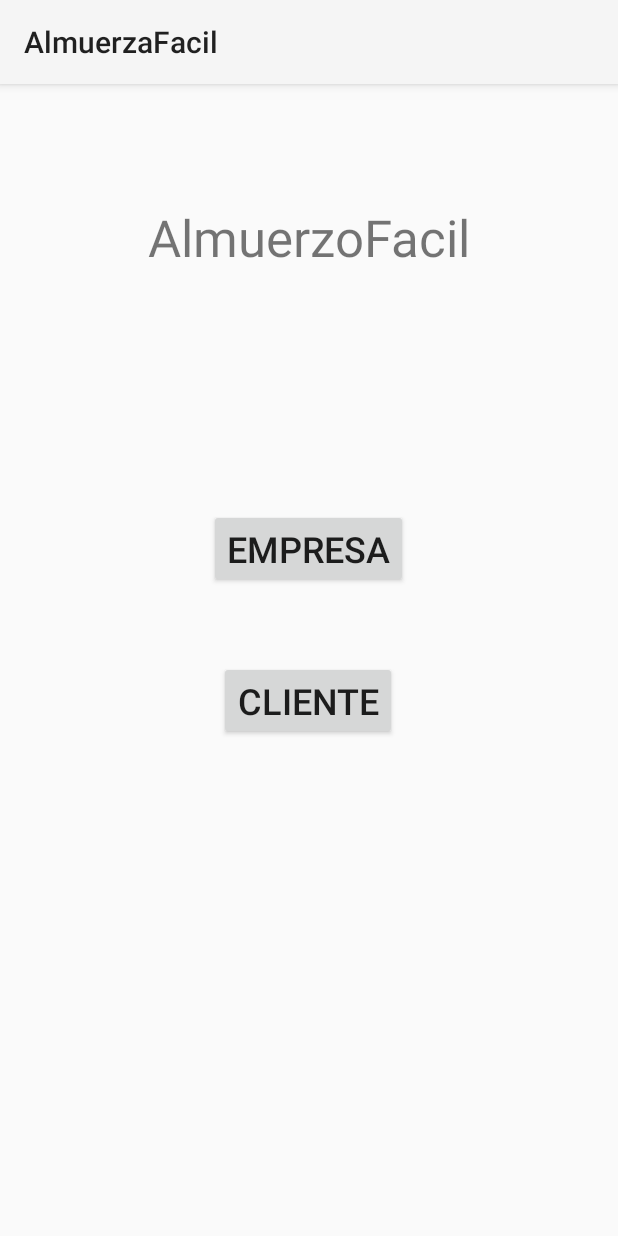
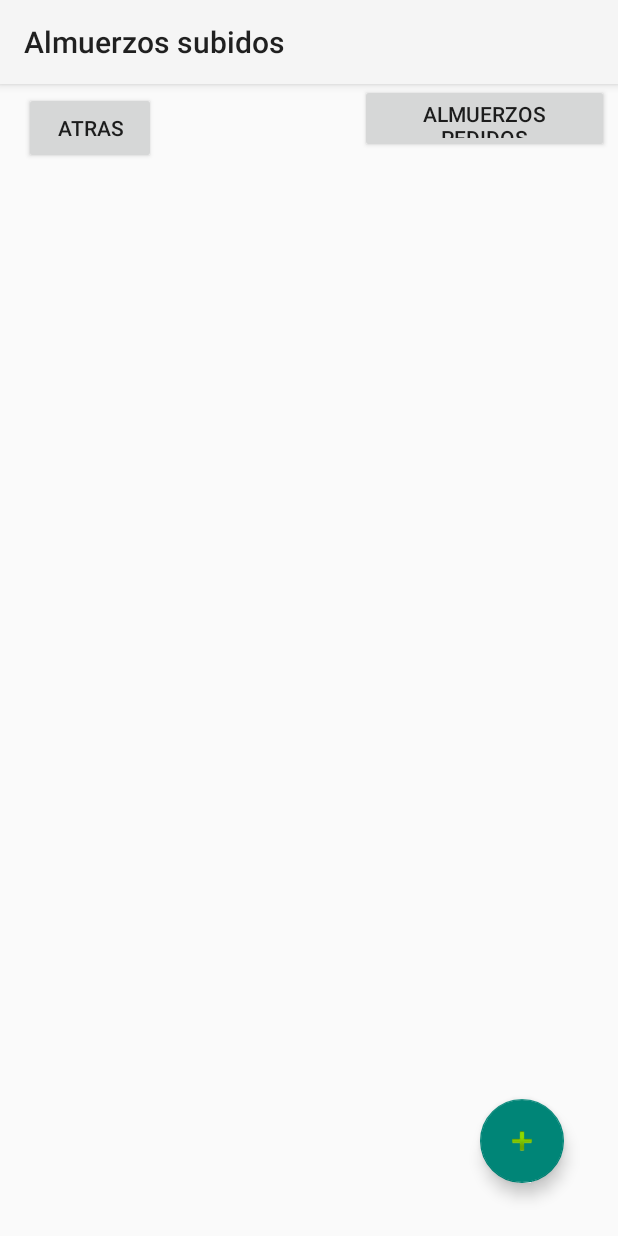
Before and after one commit to vdkaaa/AppIngSoft, an Android app built with Jetpack Compose: the AddFragment screen opened through its navigation route, after a tap on "ATRÁS", on a phone screen of 412 x 824 dp. Run offline under Robolectric (Android 15) with nearby library versions, the phone set to English and light mode, and no system bars; our stand-ins replace Firebase (no records; nobody signed in at launch, a user with empty details on screens opened directly), Picasso, navigation-ui; 2 other taps on this screen came first.

Commit message:
Update Ver almuerzos empresa

```diff
--- a/app/src/main/java/ghoststudios/app/almuerzafacil/AddFragment.kt
+++ b/app/src/main/java/ghoststudios/app/almuerzafacil/AddFragment.kt
@@ -47,7 +47,7 @@ class AddFragment : Fragment() {
             saveData()
         }
         binding.backBtn.setOnClickListener{
-            val intent = Intent(context, ProvisionalLogIn::class.java)
+            val intent = Intent(context, ListAlmuerzosEmpresa::class.java)
             startActivity(intent)
         }
 
@@ -96,6 +96,8 @@ class AddFragment : Fragment() {
                                 Toast.makeText(context, "data failed to store ", Toast.LENGTH_SHORT)
                                     .show()
                             }
+                            val intent = Intent(context, ListAlmuerzosEmpresa::class.java)
+                            startActivity(intent)
                         }
                     }
             }
--- a/app/src/main/java/ghoststudios/app/almuerzafacil/HomeFragment.kt
+++ b/app/src/main/java/ghoststudios/app/almuerzafacil/HomeFragment.kt
@@ -1,33 +1,109 @@
 package ghoststudios.app.almuerzafacil
 
+import android.content.Intent
 import android.os.Bundle
 import androidx.fragment.app.Fragment
 import android.view.LayoutInflater
 import android.view.View
 import android.view.ViewGroup
+import android.widget.Button
+import android.widget.Toast
+import androidx.appcompat.app.AlertDialog
 import androidx.navigation.fragment.findNavController
+import androidx.recyclerview.widget.LinearLayoutManager
+import androidx.recyclerview.widget.RecyclerView
+import com.google.firebase.database.DataSnapshot
+import com.google.firebase.database.DatabaseError
+import com.google.firebase.database.DatabaseReference
+import com.google.firebase.database.FirebaseDatabase
+import com.google.firebase.database.ValueEventListener
 import ghoststudios.app.almuerzafacil.databinding.FragmentHomeBinding
-
+import ghoststudios.app.almuerzafacil.ui.theme.Lunch
+import ghoststudios.app.almuerzafacil.ui.theme.LunchAdapterClass
 
 class HomeFragment : Fragment() {
 
-    private var _binding :FragmentHomeBinding? = null
-    private val binding get()= _binding!!
+    private var _binding: FragmentHomeBinding? = null
+    private val binding get() = _binding!!
+    private lateinit var firebaseRef: DatabaseReference
+    private lateinit var arrayOfLunches: ArrayList<Lunch>
+    private lateinit var adapter: LunchAdapterClass
 
     override fun onCreateView(
         inflater: LayoutInflater, container: ViewGroup?,
         savedInstanceState: Bundle?
     ): View {
+
         _binding = FragmentHomeBinding.inflate(inflater, container, false)
 
-        binding.btnAdd.setOnClickListener{
+        binding.btnAdd.setOnClickListener {
             findNavController().navigate(R.id.action_addFragment_to_homeFragment)
         }
 
+        firebaseRef = FirebaseDatabase.getInstance().getReference("lunches")
+        arrayOfLunches = arrayListOf()
+        ShowOrderUserLunches()
+        fetchData()
 
+        adapter = LunchAdapterClass(arrayOfLunches) { show -> showMenu(show) }
+
+        binding.recyclerViewAlmuerzosEmpresa.layoutManager = LinearLayoutManager(context)
+        binding.recyclerViewAlmuerzosEmpresa.adapter = adapter
+
+        binding.btnVolver.setOnClickListener {
+            val intent = Intent(context, ProvisionalLogIn::class.java)
+            startActivity(intent)
+        }
 
         return binding.root
     }
 
+    private fun showMenu(show: Boolean) {
+        // Implementar lógica para mostrar u ocultar menú si es necesario
+    }
 
+    fun orderLunches() {
+        val alertDialog = AlertDialog.Builder(requireContext())
+        alertDialog.setTitle("Agendar almuerzos")
+        alertDialog.setMessage("¿Quieres agendar estos almuerzos?")
+        alertDialog.setPositiveButton("Agendar") { _, _ ->
+            adapter.scheduleOrder(requireContext())
+        }
+        alertDialog.setNegativeButton("Cancelar") { _, _ -> }
+        alertDialog.show()
+    }
+
+    private fun fetchData() {
+        firebaseRef.addValueEventListener(object : ValueEventListener {
+            override fun onDataChange(snapshot: DataSnapshot) {
+                arrayOfLunches.clear()
+                if (snapshot.exists()) {
+                    for (lunchesSnap in snapshot.children) {
+                        val lunch = lunchesSnap.getValue(Lunch::class.java)
+                        if (lunch != null) {
+                            arrayOfLunches.add(lunch)
+                        }
+                    }
+                }
+                Toast.makeText(context, "Loading lunches: ${arrayOfLunches.size}", Toast.LENGTH_SHORT).show()
+                adapter.notifyDataSetChanged()
+            }
+
+            override fun onCancelled(error: DatabaseError) {
+                Toast.makeText(context, "Error: ${error.message}", Toast.LENGTH_SHORT).show()
+            }
+        })
+    }
+
+    fun ShowOrderUserLunches() {
+        binding.btnAlmuerzoPedidos.setOnClickListener {
+            val intent = Intent(context, LunchesUser::class.java)
+            startActivity(intent)
+        }
+    }
+
+    override fun onDestroyView() {
+        super.onDestroyView()
+        _binding = null
+    }
 }
--- a/app/src/main/res/layout/fragment_home.xml
+++ b/app/src/main/res/layout/fragment_home.xml
@@ -11,11 +11,51 @@
         android:id="@+id/btnAdd"
         android:layout_width="wrap_content"
         android:layout_height="wrap_content"
+        android:layout_marginStart="319dp"
         android:layout_marginEnd="36dp"
         android:layout_marginBottom="35dp"
         android:clickable="true"
         android:focusable="true"
         android:src="@android:drawable/ic_input_add"
         app:layout_constraintBottom_toBottomOf="parent"
-        app:layout_constraintEnd_toEndOf="parent" />
+        app:layout_constraintEnd_toEndOf="parent"
+        app:layout_constraintStart_toStartOf="parent" />
+
+    <androidx.recyclerview.widget.RecyclerView
+        android:id="@+id/recyclerViewAlmuerzosEmpresa"
+        android:layout_width="552dp"
+        android:layout_height="623dp"
+        android:layout_marginStart="1dp"
+        android:layout_marginTop="5dp"
+        android:layout_marginEnd="1dp"
+        android:layout_marginBottom="1dp"
+        app:layout_constraintBottom_toTopOf="@+id/btnAdd"
+        app:layout_constraintEnd_toEndOf="parent"
+        app:layout_constraintHorizontal_bias="0.0"
+        app:layout_constraintStart_toStartOf="parent"
+        app:layout_constraintTop_toBottomOf="@+id/btnAlmuerzoPedidos" />
+
+    <Button
+        android:id="@+id/btnAlmuerzoPedidos"
+        android:layout_width="166dp"
+        android:layout_height="46dp"
+        android:layout_marginStart="129dp"
+        android:layout_marginEnd="6dp"
+        android:layout_marginBottom="1dp"
+        android:text="Almuerzos Pedidos"
+        app:layout_constraintBottom_toTopOf="@+id/recyclerViewAlmuerzosEmpresa"
+        app:layout_constraintEnd_toEndOf="parent"
+        app:layout_constraintHorizontal_bias="1.0"
+        app:layout_constraintStart_toStartOf="parent"
+        app:layout_constraintTop_toTopOf="parent" />
+
+    <Button
+        android:id="@+id/btnVolver"
+        android:layout_width="wrap_content"
+        android:layout_height="wrap_content"
+        android:layout_marginStart="16dp"
+        android:layout_marginTop="5dp"
+        android:text="Atras"
+        app:layout_constraintStart_toStartOf="parent"
+        app:layout_constraintTop_toTopOf="parent" />
 </androidx.constraintlayout.widget.ConstraintLayout>
--- a/app/src/main/res/navigation/almuerzafacilnav.xml
+++ b/app/src/main/res/navigation/almuerzafacilnav.xml
@@ -7,14 +7,14 @@
     <fragment
         android:id="@+id/homeFragment"
         android:name="ghoststudios.app.almuerzafacil.HomeFragment"
-        android:label="fragment_home">
+        android:label="Almuerzos subidos">
         <!-- Otros atributos de tu fragmento home -->
     </fragment>
 
     <fragment
         android:id="@+id/addFragment"
         android:name="ghoststudios.app.almuerzafacil.AddFragment"
-        android:label="fragment_add">
+        android:label="Añadir Almuerzo">
         <!-- Otros atributos de tu fragmento add -->
     </fragment>
 
```
